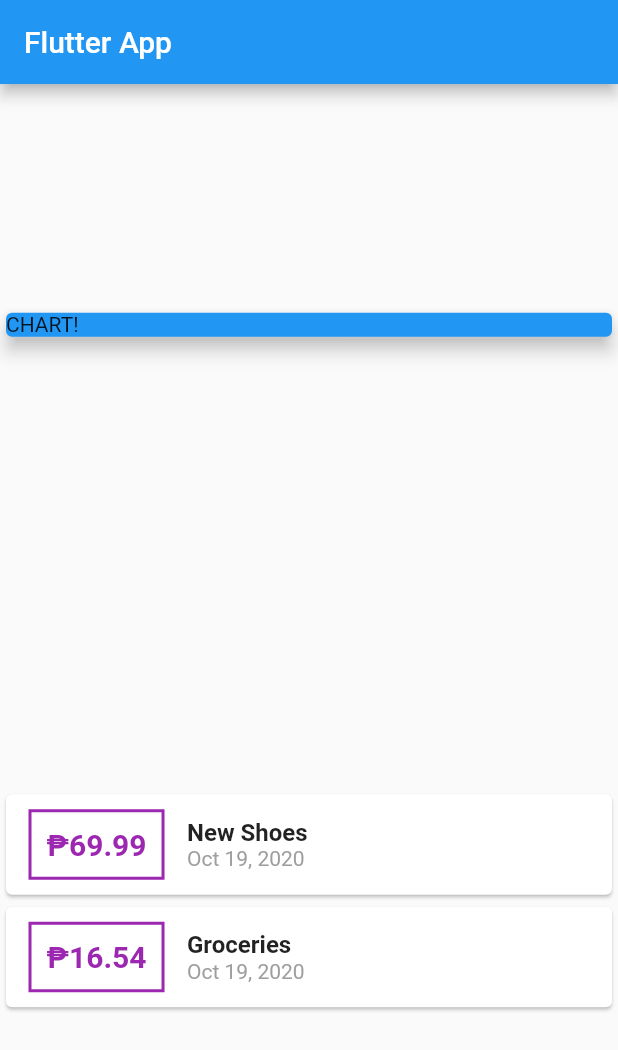
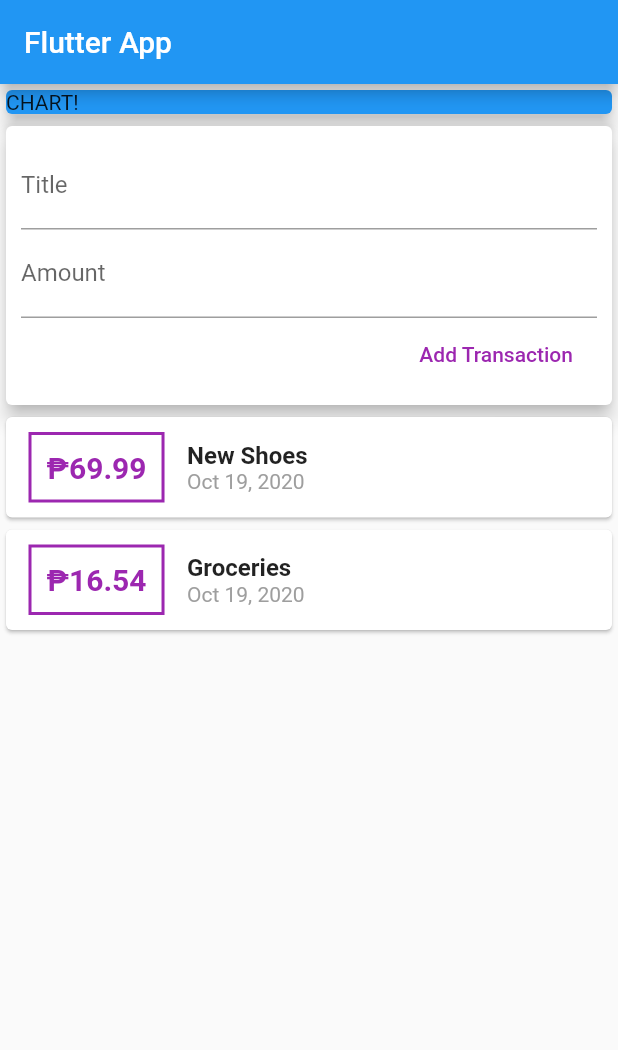
Before and after one commit to djaldave/flutter_by_aldave, a Flutter app: the screen it shows after launch, on a phone screen of 412 x 824 dp. Shown: the top 1050 px of the screen. Run offline on Flutter 3.47's test engine with Material 2 defaults, Android fonts, the phone set to English and light mode, and no system bars.

Commit message:
adding text input widgets

```diff
--- a/lib/main.dart
+++ b/lib/main.dart
@@ -38,7 +38,7 @@ class MyHomePage extends StatelessWidget {
         title: Text("Flutter App"),
       ),
       body: Column(
-        mainAxisAlignment: MainAxisAlignment.spaceAround,
+        // mainAxisAlignment: MainAxisAlignment.start,
         crossAxisAlignment: CrossAxisAlignment.stretch,
         children: <Widget>[
           Container(
@@ -47,6 +47,28 @@ class MyHomePage extends StatelessWidget {
               color: Colors.blue,
               child: Text("CHART!"),
               elevation: 5,
+            ),
+          ),
+          Card(
+            elevation: 5,
+            child: Container(
+              padding: EdgeInsets.all(10),
+              child: Column(
+                crossAxisAlignment: CrossAxisAlignment.end,
+                children: <Widget>[
+                  TextField(
+                    decoration: InputDecoration(labelText: "Title"),
+                  ),
+                  TextField(
+                    decoration: InputDecoration(labelText: "Amount"),
+                  ),
+                  FlatButton(
+                    onPressed: () {},
+                    child: Text("Add Transaction"),
+                    textColor: Colors.purple,
+                  ),
+                ],
+              ),
             ),
           ),
           Column(
```
